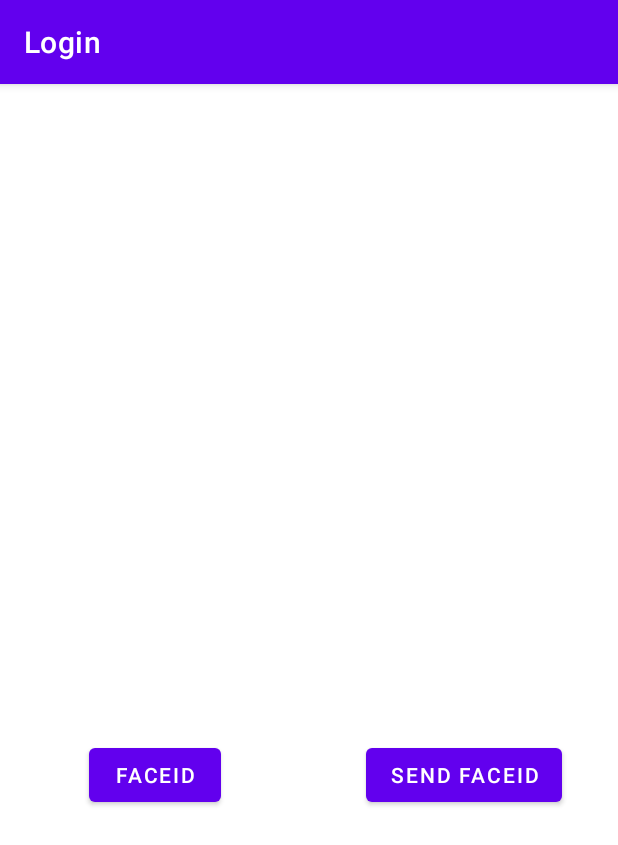
After one commit to ZazoByIntent/Projekt, an Android app: the TfaFragment screen opened through its navigation route, on a phone screen of 412 x 824 dp. The commit adds this screen. Shown: the top 845 px of the screen. Run offline under Robolectric (Android 15) with nearby library versions, the phone set to English and light mode, and no system bars.

Commit message:
Implemented TFA

```diff
--- a/mobileApp/app/src/main/java/com/example/npo_agregat/MyAPI.kt
+++ b/mobileApp/app/src/main/java/com/example/npo_agregat/MyAPI.kt
@@ -25,7 +25,8 @@ interface MyAPI {
     @POST("/face_recog")
     fun faceRecog(
         @Part image : MultipartBody.Part,
-        @Part("myFile") name : RequestBody
+        @Part("myFile") name : RequestBody,
+        @Part("user_id") user_id : RequestBody
     ): Call<ResponseBody>
 
     companion object {
--- /dev/null
+++ b/mobileApp/app/src/main/java/com/example/npo_agregat/TfaFragment.kt
@@ -0,0 +1,146 @@
+package com.example.npo_agregat
+
+import android.app.Activity
+import android.content.ContentValues
+import android.content.Intent
+import android.net.Uri
+import android.os.Bundle
+import android.provider.MediaStore
+import android.view.LayoutInflater
+import android.view.View
+import android.view.ViewGroup
+import androidx.appcompat.app.AppCompatActivity
+import androidx.fragment.app.Fragment
+import androidx.navigation.fragment.findNavController
+import com.example.npo_agregat.databinding.FragmentTfaBinding
+import okhttp3.OkHttpClient
+import android.app.Activity.RESULT_OK
+import android.content.ContentResolver
+import android.location.Location
+import android.provider.OpenableColumns
+import android.security.keystore.UserNotAuthenticatedException
+import android.util.Log
+import android.widget.Toast
+import androidx.navigation.fragment.findNavController
+import com.example.npo_agregat.databinding.FragmentLoginBinding
+import okhttp3.*
+import okhttp3.MediaType.Companion.toMediaTypeOrNull
+import okhttp3.RequestBody.Companion.asRequestBody
+import okhttp3.RequestBody.Companion.toRequestBody
+import org.json.JSONObject
+import java.io.File
+import java.io.FileInputStream
+import java.io.FileOutputStream
+import java.lang.Exception
+
+class TfaFragment : Fragment() {
+    private var _binding: FragmentTfaBinding? = null
+    lateinit var app:MyApplication
+    private val binding get() = _binding!!
+    private val client = OkHttpClient()
+    var selectedImage : Uri? = null
+
+
+    override fun onCreate(savedInstanceState: Bundle?) {
+        super.onCreate(savedInstanceState)
+    }
+
+    override fun onCreateView(
+        inflater: LayoutInflater, container: ViewGroup?,
+        savedInstanceState: Bundle?
+    ): View {
+        app = activity?.application as MyApplication
+        _binding = FragmentTfaBinding.inflate(inflater, container, false)
+        return binding.root
+    }
+
+    override fun onViewCreated(view: View, savedInstanceState: Bundle?) {
+        (activity as AppCompatActivity).supportActionBar?.title = "Login"
+        super.onViewCreated(view, savedInstanceState)
+        binding.btnFaceRecog.setOnClickListener {
+            val fileName : String = "new-photo.jpg"
+            val values = ContentValues()
+            values.put(MediaStore.Images.Media.TITLE, fileName)
+            selectedImage = context!!.contentResolver.insert(MediaStore.Images.Media.EXTERNAL_CONTENT_URI, values)
+
+            val intent_gallery = Intent(MediaStore.ACTION_IMAGE_CAPTURE)
+            intent_gallery.putExtra(MediaStore.EXTRA_OUTPUT, selectedImage)
+            startActivityForResult(intent_gallery, 100)
+        }
+        binding.btnSendFaceId.setOnClickListener {
+            uploadImage()
+        }
+    }
+
+    override fun onActivityResult(requestCode: Int, resultCode: Int, data: Intent?) {
+        super.onActivityResult(requestCode, resultCode, data)
+        if(resultCode == Activity.RESULT_OK) {
+            when(requestCode){
+                100 -> {
+                    print("Success")
+                }
+            }
+        }
+        else {
+            selectedImage = null
+        }
+    }
+
+    private fun uploadImage() {
+        if(selectedImage == null){
+            Toast.makeText(context, "Incorrect image selection", Toast.LENGTH_LONG).show()
+            return;
+        }
+
+        val parcelFileDescriptor = context!!.contentResolver.openFileDescriptor(selectedImage!!, "r", null) ?: return
+        val file = File(context!!.cacheDir, context!!.contentResolver.getFileName(selectedImage!!))
+        val inputStream = FileInputStream(parcelFileDescriptor.fileDescriptor)
+        val outputStream = FileOutputStream(file)
+        inputStream.copyTo(outputStream)
+
+        val reqBody = file.asRequestBody("image/*".toMediaTypeOrNull())
+        val mpbody : MultipartBody.Part = MultipartBody.Part.createFormData("myFile", file.name, reqBody)
+        val rbid : RequestBody = "myFile".toRequestBody("text/plain".toMediaTypeOrNull())
+        val us_id : RequestBody = app.user_id.toString().toRequestBody("text/plain".toMediaTypeOrNull())
+
+        MyAPI().faceRecog(
+            mpbody,
+            rbid,
+            us_id
+        ).enqueue(object : retrofit2.Callback<ResponseBody> {
+            override fun onFailure(call: retrofit2.Call<ResponseBody>, t: Throwable) {
+                if(t.message != null)
+                    Toast.makeText(context!!, t.message, Toast.LENGTH_LONG).show()
+            }
+
+            override fun onResponse(
+                call: retrofit2.Call<ResponseBody>,
+                response: retrofit2.Response<ResponseBody>
+            ) {
+                response.body()?.let {
+                    Toast.makeText(context!!, it.string(), Toast.LENGTH_LONG).show()
+                    app.loggedIn = true
+                    findNavController().navigate(R.id.action_tfaFragment_to_mainFragment)
+                }
+            }
+        })
+    }
+
+    fun ContentResolver.getFileName(uri: Uri): String {
+        var name = ""
+        val returnCursor = this.query(uri, null, null, null, null)
+        if (returnCursor != null) {
+            val nameIndex = returnCursor.getColumnIndex(OpenableColumns.DISPLAY_NAME)
+            returnCursor.moveToFirst()
+            name = returnCursor.getString(nameIndex)
+            returnCursor.close()
+        }
+        return name
+    }
+
+    override fun onDestroyView() {
+        super.onDestroyView()
+        _binding = null
+    }
+
+}
--- /dev/null
+++ b/mobileApp/app/src/main/res/layout/fragment_tfa.xml
@@ -0,0 +1,43 @@
+<?xml version="1.0" encoding="utf-8"?>
+<androidx.constraintlayout.widget.ConstraintLayout xmlns:android="http://schemas.android.com/apk/res/android"
+    xmlns:app="http://schemas.android.com/apk/res-auto"
+    xmlns:tools="http://schemas.android.com/tools"
+    android:layout_width="match_parent"
+    android:layout_height="match_parent"
+    tools:context=".TfaFragment">
+
+    <androidx.constraintlayout.widget.Guideline
+        android:id="@+id/guideline7"
+        android:layout_width="wrap_content"
+        android:layout_height="wrap_content"
+        android:orientation="horizontal"
+        app:layout_constraintGuide_percent="0.2" />
+
+    <Button
+        android:id="@+id/btnFaceRecog"
+        android:layout_width="wrap_content"
+        android:layout_height="wrap_content"
+        android:text="FaceID"
+        app:layout_constraintBottom_toBottomOf="parent"
+        app:layout_constraintEnd_toStartOf="@+id/guideline8"
+        app:layout_constraintStart_toStartOf="parent"
+        app:layout_constraintTop_toTopOf="@+id/guideline7" />
+
+    <Button
+        android:id="@+id/btnSendFaceId"
+        android:layout_width="wrap_content"
+        android:layout_height="wrap_content"
+        android:text="Send FACEID"
+        app:layout_constraintBottom_toBottomOf="parent"
+        app:layout_constraintEnd_toEndOf="parent"
+        app:layout_constraintStart_toStartOf="@+id/guideline8"
+        app:layout_constraintTop_toTopOf="@+id/guideline7" />
+
+    <androidx.constraintlayout.widget.Guideline
+        android:id="@+id/guideline8"
+        android:layout_width="wrap_content"
+        android:layout_height="wrap_content"
+        android:orientation="vertical"
+        app:layout_constraintGuide_percent="0.5" />
+
+</androidx.constraintlayout.widget.ConstraintLayout>
--- a/mobileApp/app/src/main/res/navigation/nav_graph.xml
+++ b/mobileApp/app/src/main/res/navigation/nav_graph.xml
@@ -22,6 +22,9 @@
         <action
             android:id="@+id/action_loginFragment_to_registerFragment"
             app:destination="@id/registerFragment" />
+        <action
+            android:id="@+id/action_loginFragment_to_tfaFragment"
+            app:destination="@id/tfaFragment" />
     </fragment>
     <fragment
         android:id="@+id/registerFragment"
@@ -34,4 +37,13 @@
         android:name="com.example.npo_agregat.SettingsFragment"
         android:label="fragment_settings"
         tools:layout="@layout/fragment_settings" />
+    <fragment
+        android:id="@+id/tfaFragment"
+        android:name="com.example.npo_agregat.TfaFragment"
+        android:label="fragment_tfa"
+        tools:layout="@layout/fragment_tfa" >
+        <action
+            android:id="@+id/action_tfaFragment_to_mainFragment"
+            app:destination="@id/mainFragment" />
+    </fragment>
 </navigation>
```
Also changed, not shown: mobileApp/app/src/main/java/com/example/npo_agregat/LoginFragment.kt (+7 -81 lines), mobileApp/app/src/main/res/layout/fragment_login.xml (+0 -20 lines), 3 other files.
